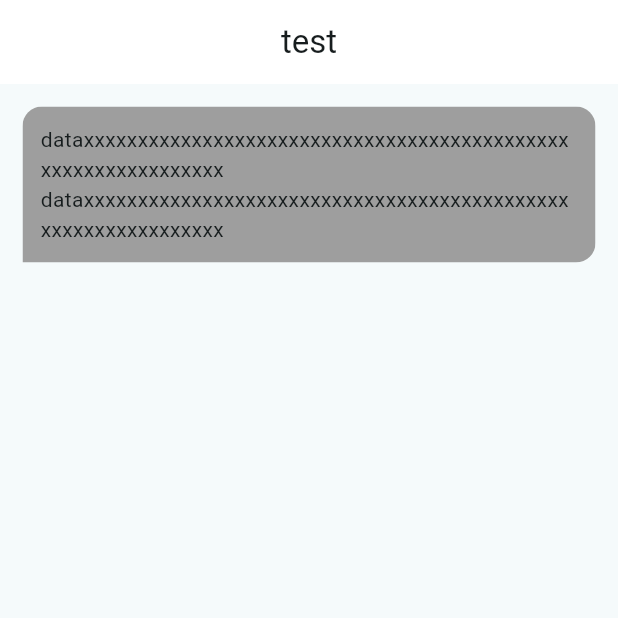
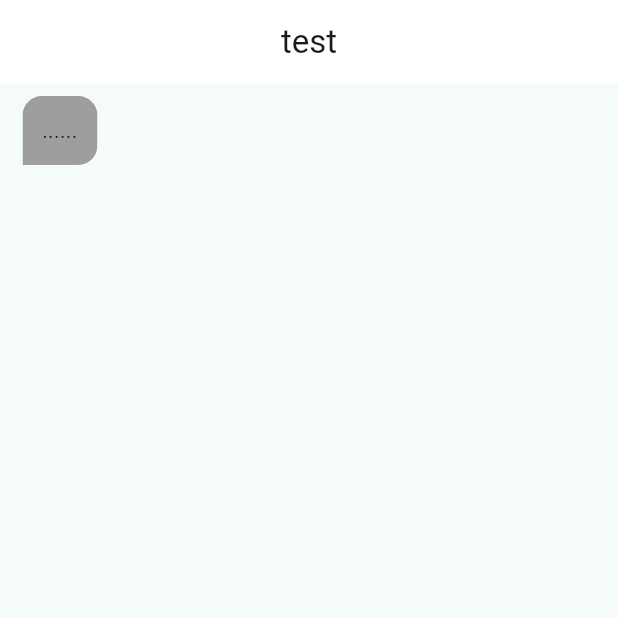
Before and after one commit to ParadiseWitch/maid_gpt, a Flutter app: the screen it shows after launch, on a phone screen of 412 x 824 dp, the top half of it. Run offline on Flutter 3.47's test engine with Material 2 defaults, Android fonts, the phone set to English and light mode, and no system bars.

Commit message:
feat: (bubble) add min width

```diff
--- a/lib/comp/bubble.dart
+++ b/lib/comp/bubble.dart
@@ -1,7 +1,11 @@
 import 'package:flutter/material.dart';
+import 'package:maid_gpt/models/message_chat.dart';
 
 class Bubble extends StatefulWidget {
-  const Bubble({super.key});
+  const Bubble({super.key, required this.msg, required this.role});
+
+  final String msg;
+  final Role role;
 
   @override
   State<StatefulWidget> createState() {
@@ -10,38 +14,40 @@ class Bubble extends StatefulWidget {
 }
 
 class BubbleState extends State<Bubble> {
+  String msg = '......';
+
   Widget buildRoundRect(
       {required bool isLeft, required List<Widget> children}) {
-    double margin = 15;
-    double padding = 12;
-    double radius = 13;
+    EdgeInsets margin =
+        const EdgeInsets.only(top: 8, bottom: 8, left: 15, right: 15);
+    EdgeInsets padding = const EdgeInsets.all(13);
+    Radius radius = const Radius.circular(13);
     Color bgColor = Colors.grey;
 
     return Container(
-      margin: EdgeInsets.all(margin),
+      constraints: const BoxConstraints(
+        minWidth: 50,
+      ),
+      margin: margin,
       child: isLeft
           ? ClipRRect(
               borderRadius: BorderRadius.only(
-                  bottomRight: Radius.circular(radius),
-                  topLeft: Radius.circular(radius),
-                  topRight: Radius.circular(radius)),
+                  bottomRight: radius, topLeft: radius, topRight: radius),
               child: Container(
                 color: bgColor,
                 child: Container(
-                  padding: EdgeInsets.all(padding),
+                  padding: padding,
                   child: Wrap(children: children),
                 ),
               ),
             )
           : ClipRRect(
               borderRadius: BorderRadius.only(
-                  bottomLeft: Radius.circular(radius),
-                  topLeft: Radius.circular(radius),
-                  topRight: Radius.circular(radius)),
+                  bottomLeft: radius, topLeft: radius, topRight: radius),
               child: Container(
                 color: bgColor,
                 child: Container(
-                  margin: EdgeInsets.all(padding),
+                  margin: padding,
                   child: Wrap(children: children),
                 ),
               ),
@@ -50,12 +56,14 @@ class BubbleState extends State<Bubble> {
   }
 
   @override
+  void initState() {
+    super.initState();
+    if (widget.msg.isNotEmpty) msg = widget.msg;
+  }
+
+  @override
   Widget build(BuildContext context) {
-    return buildRoundRect(isLeft: true, children: [
-      const Text(
-          'dataxxxxxxxxxxxxxxxxxxxxxxxxxxxxxxxxxxxxxxxxxxxxxxxxxxxxxxxxxxxxxx'),
-      const Text(
-          'dataxxxxxxxxxxxxxxxxxxxxxxxxxxxxxxxxxxxxxxxxxxxxxxxxxxxxxxxxxxxxxx'),
-    ]);
+    return buildRoundRect(
+        isLeft: widget.role == Role.maid, children: [Text(msg)]);
   }
 }
--- a/lib/pages/chat_page.dart
+++ b/lib/pages/chat_page.dart
@@ -1,5 +1,7 @@
 import 'package:flutter/material.dart';
 import 'package:maid_gpt/comp/bubble.dart';
+
+import '../models/message_chat.dart';
 
 class ChatPage extends StatefulWidget {
   const ChatPage({super.key, required this.convId});
@@ -19,7 +21,10 @@ class _ChatPageState extends State<ChatPage> {
   }
 
   Widget buildBubbleWidget() {
-    return const Bubble();
+    return const Bubble(
+      msg: '',
+      role: Role.maid,
+    );
   }
 
   Widget buildBubbleListWidget() {
```
